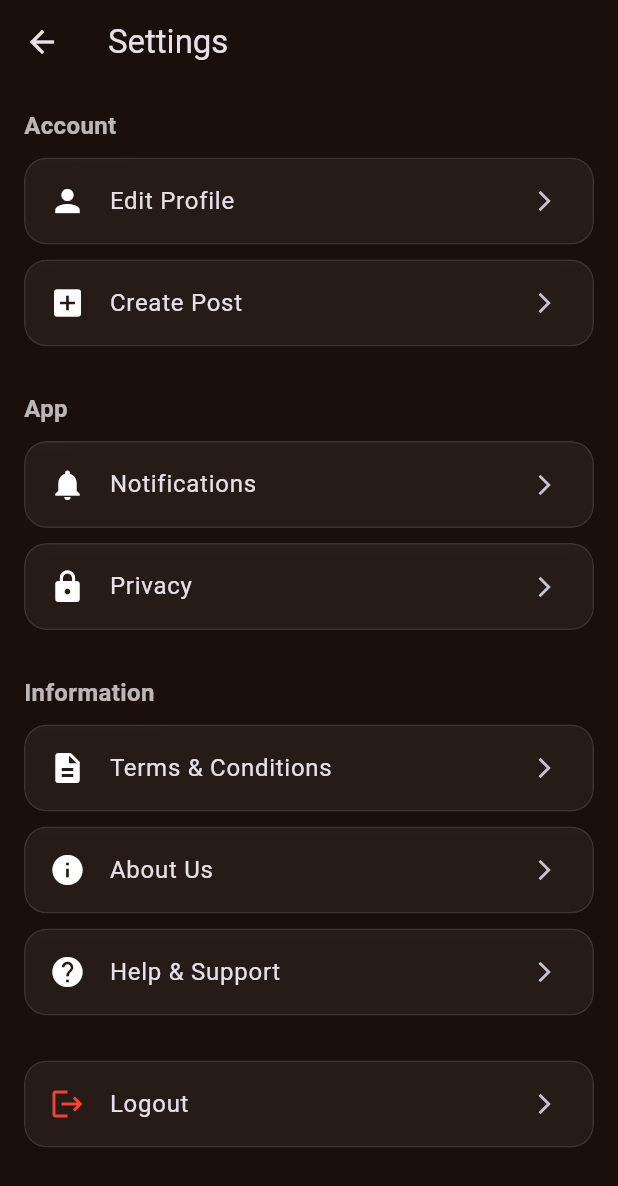
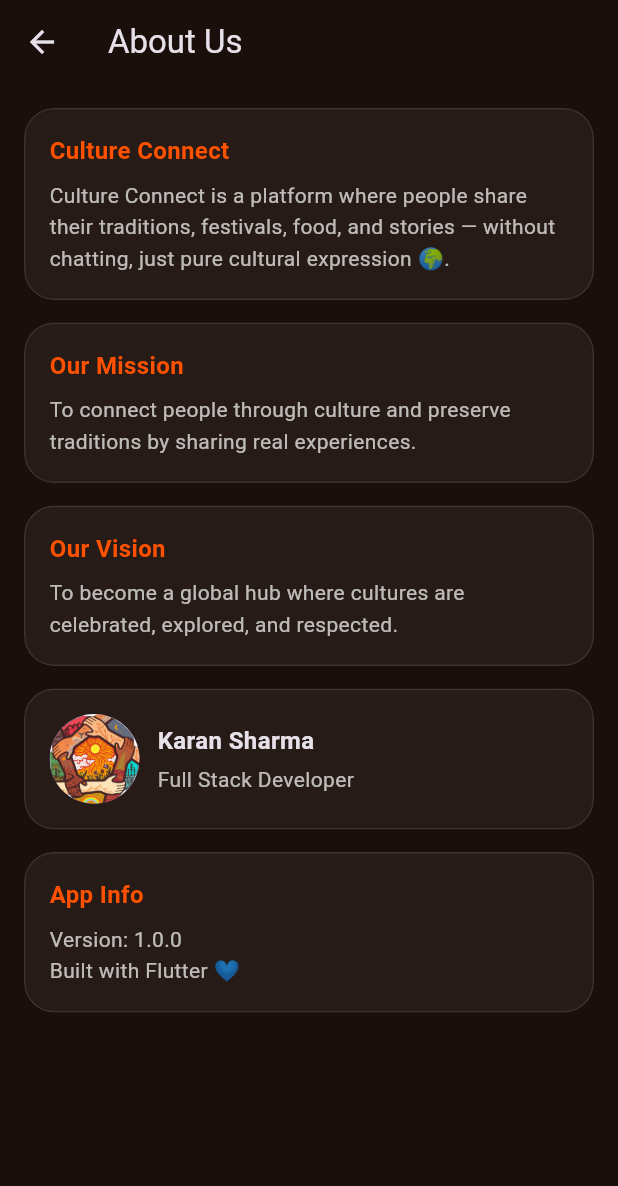
Before and after one commit to Karanx11/Culture-Connect, a Flutter app: the SettingsScreen screen opened directly, after a tap on "About Us", on a phone screen of 412 x 824 dp. Shown: the top 1186 px of the screen. Run offline on Flutter 3.47's test engine with Material 3 defaults, Android fonts, the phone set to English and light mode, and no system bars; our stand-ins replace image_picker.

Commit message:
Added component Pages

```diff
--- /dev/null
+++ b/culture_connect/lib/components/about_us_screen.dart
@@ -0,0 +1,176 @@
+import 'dart:ui';
+import 'package:flutter/material.dart';
+
+class AboutUsScreen extends StatelessWidget {
+  const AboutUsScreen({super.key});
+
+  @override
+  Widget build(BuildContext context) {
+    return Scaffold(
+      backgroundColor: const Color(0xFF1A0F0A),
+
+      appBar: AppBar(
+        title: const Text("About Us"),
+        backgroundColor: Colors.transparent,
+        elevation: 0,
+      ),
+
+      body: SingleChildScrollView(
+        padding: const EdgeInsets.all(16),
+        child: Column(
+          crossAxisAlignment: CrossAxisAlignment.start,
+          children: [
+            /// 🧠 APP INTRO
+            _glassCard(
+              child: Column(
+                crossAxisAlignment: CrossAxisAlignment.start,
+                children: const [
+                  _title("Culture Connect"),
+                  SizedBox(height: 8),
+                  _text(
+                    "Culture Connect is a platform where people share their traditions, festivals, food, and stories — without chatting, just pure cultural expression 🌍.",
+                  ),
+                ],
+              ),
+            ),
+
+            const SizedBox(height: 15),
+
+            /// 🎯 MISSION
+            _glassCard(
+              child: Column(
+                crossAxisAlignment: CrossAxisAlignment.start,
+                children: const [
+                  _title("Our Mission"),
+                  SizedBox(height: 8),
+                  _text(
+                    "To connect people through culture and preserve traditions by sharing real experiences.",
+                  ),
+                ],
+              ),
+            ),
+
+            const SizedBox(height: 15),
+
+            /// 🌍 VISION
+            _glassCard(
+              child: Column(
+                crossAxisAlignment: CrossAxisAlignment.start,
+                children: const [
+                  _title("Our Vision"),
+                  SizedBox(height: 8),
+                  _text(
+                    "To become a global hub where cultures are celebrated, explored, and respected.",
+                  ),
+                ],
+              ),
+            ),
+
+            const SizedBox(height: 15),
+
+            /// 👨‍💻 CREATOR
+            _glassCard(
+              child: Row(
+                children: [
+                  const CircleAvatar(
+                    radius: 30,
+                    backgroundImage: AssetImage("assets/images/logo.jpg"),
+                  ),
+
+                  const SizedBox(width: 12),
+
+                  Expanded(
+                    child: Column(
+                      crossAxisAlignment: CrossAxisAlignment.start,
+                      children: const [
+                        Text(
+                          "Karan Sharma",
+                          style: TextStyle(
+                            fontWeight: FontWeight.bold,
+                            fontSize: 16,
+                          ),
+                        ),
+                        SizedBox(height: 4),
+                        Text(
+                          "Full Stack Developer",
+                          style: TextStyle(color: Colors.white70),
+                        ),
+                      ],
+                    ),
+                  ),
+                ],
+              ),
+            ),
+
+            const SizedBox(height: 15),
+
+            /// 📱 APP INFO
+            _glassCard(
+              child: Column(
+                crossAxisAlignment: CrossAxisAlignment.start,
+                children: const [
+                  _title("App Info"),
+                  SizedBox(height: 8),
+                  _text("Version: 1.0.0"),
+                  _text("Built with Flutter 💙"),
+                ],
+              ),
+            ),
+          ],
+        ),
+      ),
+    );
+  }
+
+  /// 🧊 GLASS CARD
+  Widget _glassCard({required Widget child}) {
+    return ClipRRect(
+      borderRadius: BorderRadius.circular(20),
+      child: BackdropFilter(
+        filter: ImageFilter.blur(sigmaX: 15, sigmaY: 15),
+        child: Container(
+          width: double.infinity,
+          padding: const EdgeInsets.all(16),
+          decoration: BoxDecoration(
+            color: Colors.white.withOpacity(0.05),
+            borderRadius: BorderRadius.circular(20),
+            border: Border.all(color: Colors.white.withOpacity(0.1)),
+          ),
+          child: child,
+        ),
+      ),
+    );
+  }
+}
+
+/// 🔥 TITLE
+class _title extends StatelessWidget {
+  final String text;
+  const _title(this.text);
+
+  @override
+  Widget build(BuildContext context) {
+    return Text(
+      text,
+      style: const TextStyle(
+        fontSize: 16,
+        fontWeight: FontWeight.bold,
+        color: Color(0xFFFF5100),
+      ),
+    );
+  }
+}
+
+/// 📄 TEXT
+class _text extends StatelessWidget {
+  final String text;
+  const _text(this.text);
+
+  @override
+  Widget build(BuildContext context) {
+    return Text(
+      text,
+      style: const TextStyle(color: Colors.white70, height: 1.5),
+    );
+  }
+}
--- a/culture_connect/lib/screens/home_screen.dart
+++ b/culture_connect/lib/screens/home_screen.dart
@@ -1,5 +1,5 @@
 import 'package:culture_connect/components/add_story_page.dart';
-import 'package:culture_connect/components/notification_page.dart';
+import 'package:culture_connect/screens/notification_page.dart';
 import 'package:flutter/material.dart';
 
 class HomeScreen extends StatefulWidget {
--- a/culture_connect/lib/screens/settings_screen.dart
+++ b/culture_connect/lib/screens/settings_screen.dart
@@ -1,4 +1,8 @@
 import 'dart:ui';
+import 'package:culture_connect/components/about_us_screen.dart';
+import 'package:culture_connect/components/help_support_screen.dart';
+import 'package:culture_connect/components/terms_screen.dart';
+import 'package:culture_connect/screens/notification_page.dart';
 import 'package:flutter/material.dart';
 import 'edit_profile_screen.dart';
 import 'add_post_screen.dart';
@@ -52,7 +56,16 @@ class SettingsScreen extends StatelessWidget {
             title: "Notifications",
             onTap: () {},
           ),
-          _tile(icon: Icons.lock, title: "Privacy", onTap: () {}),
+          _tile(
+            icon: Icons.lock,
+            title: "Privacy",
+            onTap: () {
+              Navigator.push(
+                context,
+                MaterialPageRoute(builder: (_) => const NotificationScreen()),
+              );
+            },
+          ),
 
           const SizedBox(height: 20),
 
@@ -61,10 +74,33 @@ class SettingsScreen extends StatelessWidget {
           _tile(
             icon: Icons.description,
             title: "Terms & Conditions",
-            onTap: () {},
+            onTap: () {
+              Navigator.push(
+                context,
+                MaterialPageRoute(builder: (_) => const TermsScreen()),
+              );
+            },
           ),
-          _tile(icon: Icons.info, title: "About Us", onTap: () {}),
-          _tile(icon: Icons.help, title: "Help & Support", onTap: () {}),
+          _tile(
+            icon: Icons.info,
+            title: "About Us",
+            onTap: () {
+              Navigator.push(
+                context,
+                MaterialPageRoute(builder: (_) => const AboutUsScreen()),
+              );
+            },
+          ),
+          _tile(
+            icon: Icons.help,
+            title: "Help & Support",
+            onTap: () {
+              Navigator.push(
+                context,
+                MaterialPageRoute(builder: (_) => const HelpSupportScreen()),
+              );
+            },
+          ),
 
           const SizedBox(height: 20),
 
```
Also changed, not shown: culture_connect/lib/components/help_support_screen.dart (added, +165 -0 lines), culture_connect/lib/components/terms_screen.dart (added, +114 -0 lines), culture_connect/lib/screens/notification_page.dart (renamed from culture_connect/lib/components/notification_page.dart).
